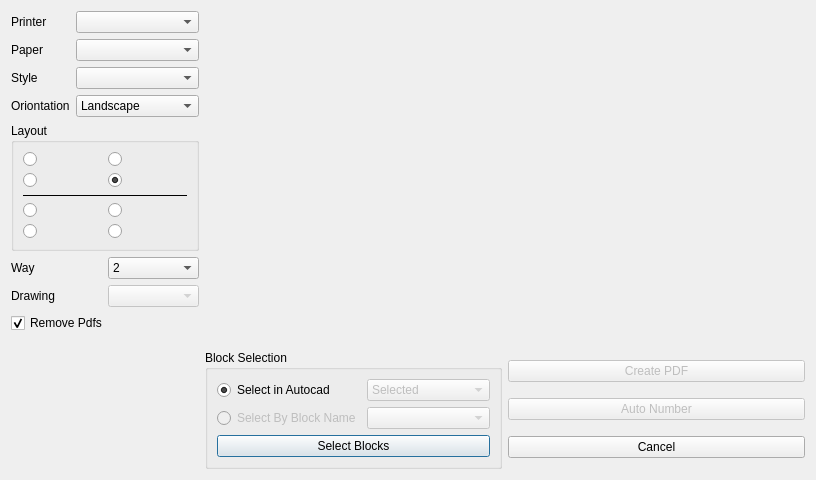
This is widgets/import_export/export_dwg_to_pdf.ui in ebrahimraeyat/civilTools as Qt 5 draws it before an edit. The edited form follows.
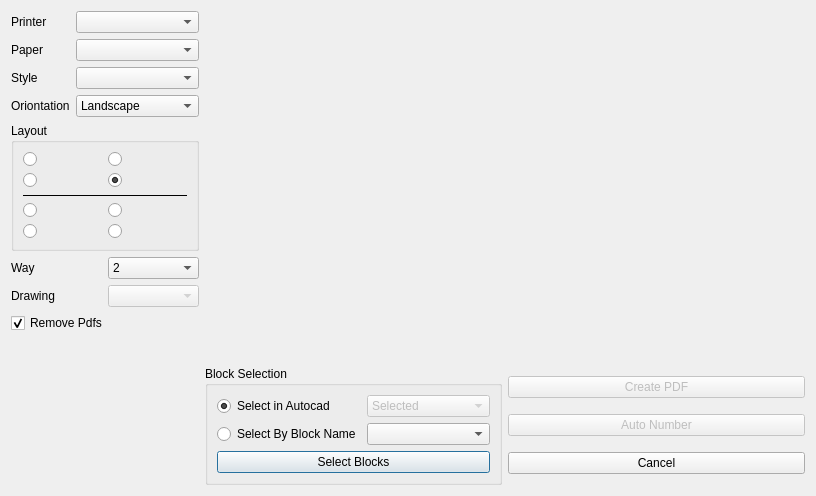
This is the edited form. Icons and pictures are not drawn.

Commit message: Add option for get blocks by names in dwg to pdf

Patch:
```diff
--- a/widgets/import_export/export_dwg_to_pdf.ui
+++ b/widgets/import_export/export_dwg_to_pdf.ui
@@ -7,7 +7,7 @@
     <x>0</x>
     <y>0</y>
     <width>816</width>
-    <height>480</height>
+    <height>496</height>
    </rect>
   </property>
   <property name="windowTitle">
@@ -353,7 +353,7 @@
           <item row="1" column="0">
            <widget class="QRadioButton" name="select_block_by_name">
             <property name="enabled">
-             <bool>false</bool>
+             <bool>true</bool>
             </property>
             <property name="text">
              <string>Select By Block Name</string>
@@ -366,7 +366,7 @@
           <item row="1" column="1">
            <widget class="QComboBox" name="block_names">
             <property name="enabled">
-             <bool>false</bool>
+             <bool>true</bool>
             </property>
             <property name="currentIndex">
              <number>-1</number>
```
The commit also changes 2 other files.
